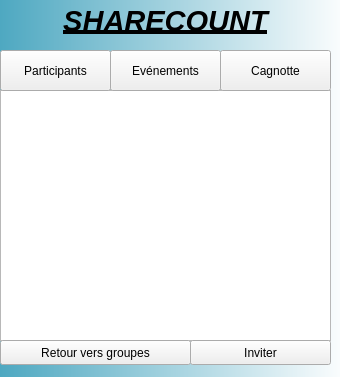
First picture: the form in gestioncomptes.ui, repository Obsywon/ShareCount, before the edit.
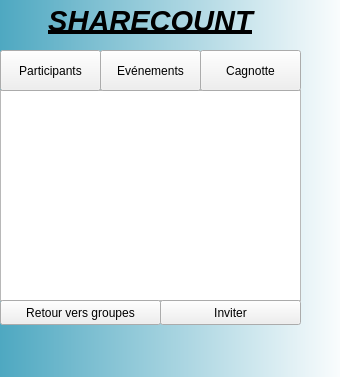
Second picture: the form after the edit.

Commit message: Ui amélioration event

```diff
--- a/gestioncomptes.ui
+++ b/gestioncomptes.ui
@@ -18,17 +18,17 @@
     <rect>
      <x>0</x>
      <y>90</y>
-     <width>331</width>
-     <height>251</height>
+     <width>301</width>
+     <height>211</height>
     </rect>
    </property>
   </widget>
   <widget class="QPushButton" name="cagnotte_4">
    <property name="geometry">
     <rect>
-     <x>220</x>
+     <x>200</x>
      <y>50</y>
-     <width>111</width>
+     <width>101</width>
      <height>41</height>
     </rect>
    </property>
@@ -39,9 +39,9 @@
   <widget class="QPushButton" name="events_4">
    <property name="geometry">
     <rect>
-     <x>110</x>
+     <x>100</x>
      <y>50</y>
-     <width>111</width>
+     <width>101</width>
      <height>41</height>
     </rect>
    </property>
@@ -54,7 +54,7 @@
     <rect>
      <x>0</x>
      <y>50</y>
-     <width>111</width>
+     <width>101</width>
      <height>41</height>
     </rect>
    </property>
@@ -66,8 +66,8 @@
    <property name="geometry">
     <rect>
      <x>0</x>
-     <y>340</y>
-     <width>191</width>
+     <y>300</y>
+     <width>161</width>
      <height>25</height>
     </rect>
    </property>
@@ -78,8 +78,8 @@
   <widget class="QPushButton" name="inviter">
    <property name="geometry">
     <rect>
-     <x>190</x>
-     <y>340</y>
+     <x>160</x>
+     <y>300</y>
      <width>141</width>
      <height>25</height>
     </rect>
@@ -109,7 +109,7 @@
     <rect>
      <x>0</x>
      <y>0</y>
-     <width>331</width>
+     <width>301</width>
      <height>41</height>
     </rect>
    </property>
```
The commit also changes 4 other files.
